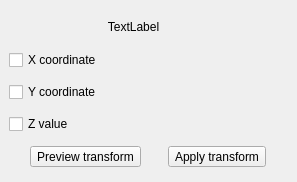
Old version of the form src/ui/mesh/qgsmeshtransformcoordinatesdockwidgetbase.ui in the repository nextgis/nextgisqgis.
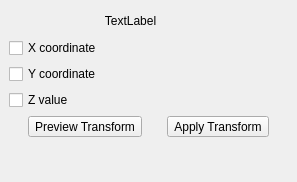
New version of the form. Icons and pictures are not drawn. Custom widgets are drawn as their Qt base class.

```diff
--- a/src/ui/mesh/qgsmeshtransformcoordinatesdockwidgetbase.ui
+++ b/src/ui/mesh/qgsmeshtransformcoordinatesdockwidgetbase.ui
@@ -18,24 +18,24 @@
   </property>
   <widget class="QWidget" name="dockWidgetContents">
    <layout class="QGridLayout" name="gridLayout">
-    <item row="4" column="1">
+    <item row="3" column="1">
      <widget class="QgsExpressionLineEdit" name="mExpressionEditZ" native="true"/>
     </item>
-    <item row="2" column="0">
+    <item row="1" column="0">
      <widget class="QCheckBox" name="mCheckBoxX">
       <property name="text">
        <string>X coordinate</string>
       </property>
      </widget>
     </item>
-    <item row="3" column="0">
+    <item row="2" column="0">
      <widget class="QCheckBox" name="mCheckBoxY">
       <property name="text">
        <string>Y coordinate</string>
       </property>
      </widget>
     </item>
-    <item row="5" column="0" colspan="2">
+    <item row="4" column="0" colspan="2">
      <layout class="QHBoxLayout" name="horizontalLayout">
       <property name="sizeConstraint">
        <enum>QLayout::SetDefaultConstraint</enum>
@@ -43,33 +43,33 @@
       <item>
        <widget class="QToolButton" name="mButtonPreview">
         <property name="text">
-         <string>Preview transform</string>
+         <string>Preview Transform</string>
         </property>
        </widget>
       </item>
       <item>
        <widget class="QToolButton" name="mButtonApply">
         <property name="text">
-         <string>Apply transform</string>
+         <string>Apply Transform</string>
         </property>
        </widget>
       </item>
      </layout>
     </item>
-    <item row="2" column="1">
+    <item row="1" column="1">
      <widget class="QgsExpressionLineEdit" name="mExpressionEditX" native="true"/>
     </item>
-    <item row="3" column="1">
+    <item row="2" column="1">
      <widget class="QgsExpressionLineEdit" name="mExpressionEditY" native="true"/>
     </item>
-    <item row="4" column="0">
+    <item row="3" column="0">
      <widget class="QCheckBox" name="mCheckBoxZ">
       <property name="text">
        <string>Z value</string>
       </property>
      </widget>
     </item>
-    <item row="1" column="0" colspan="2">
+    <item row="0" column="0" colspan="2">
      <layout class="QHBoxLayout" name="horizontalLayout_2" stretch="1,0,0">
       <property name="spacing">
        <number>6</number>
@@ -103,7 +103,7 @@
         </property>
         <property name="sizeHint" stdset="0">
          <size>
-          <width>0</width>
+          <width>6</width>
           <height>20</height>
          </size>
         </property>
@@ -137,6 +137,19 @@
       </item>
      </layout>
     </item>
+    <item row="5" column="0">
+     <spacer name="verticalSpacer">
+      <property name="orientation">
+       <enum>Qt::Vertical</enum>
+      </property>
+      <property name="sizeHint" stdset="0">
+       <size>
+        <width>20</width>
+        <height>0</height>
+       </size>
+      </property>
+     </spacer>
+    </item>
    </layout>
   </widget>
  </widget>
```
Left out of the diff: 2 changed lines with no effect on the pictures.
